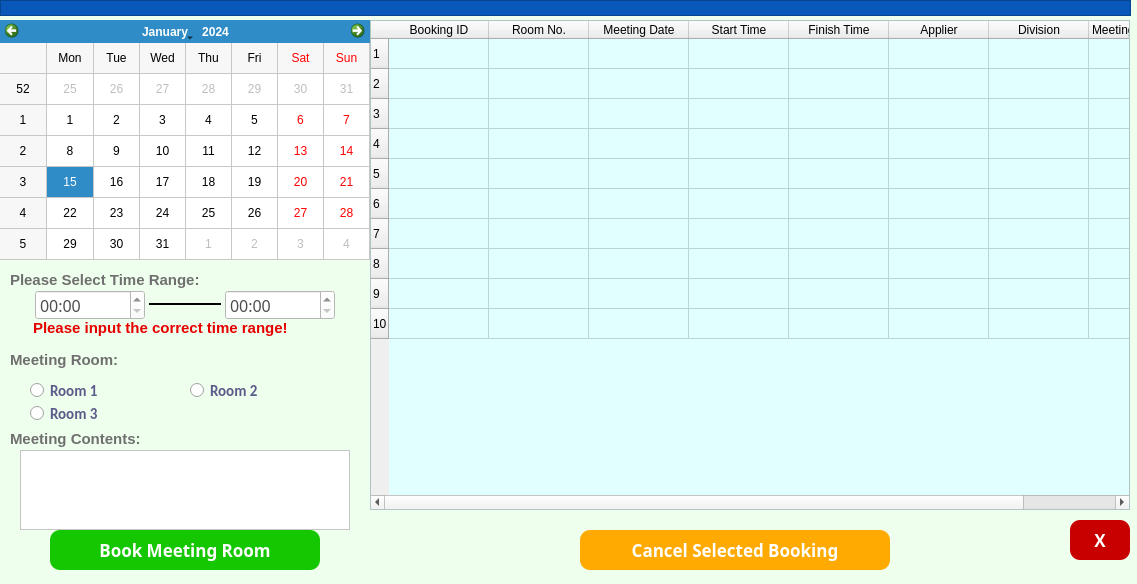
First picture: the form in ui/bookmeetingroom.ui, repository Josefina-Hernandez/akt_hr_tool, before the edit.
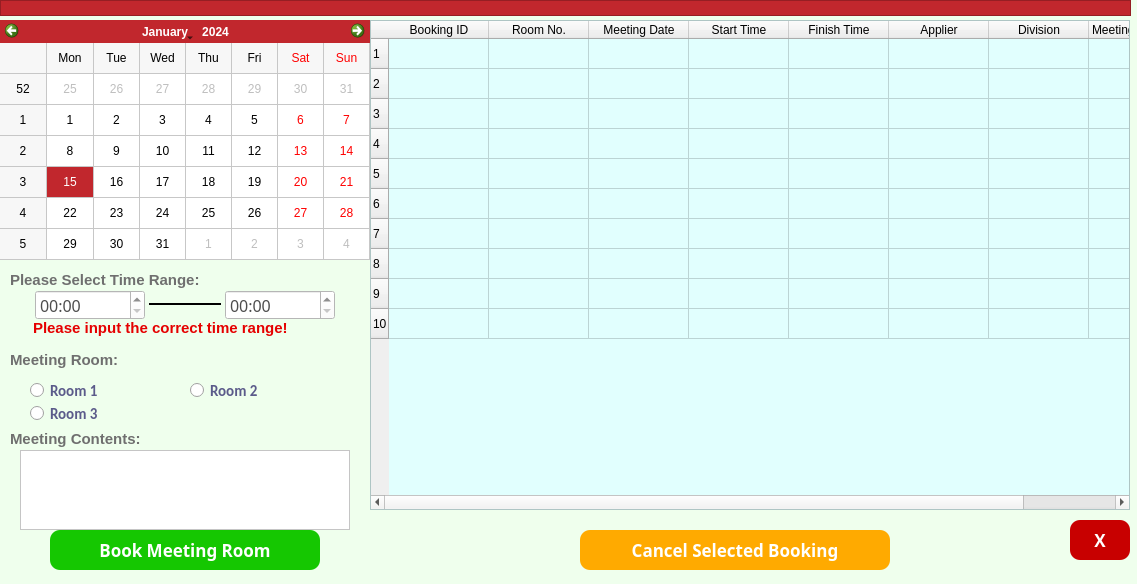
Second picture: the form after the edit.

What changed in the file:
```diff
--- a/ui/bookmeetingroom.ui
+++ b/ui/bookmeetingroom.ui
@@ -49,6 +49,17 @@
       <bold>false</bold>
      </font>
     </property>
+    <property name="styleSheet">
+     <string notr="true">QCalendarWidget QTableView {
+    selection-background-color: #C1272D;
+}
+
+#qt_calendar_navigationbar {
+    background-color: #C1272D;
+	font-weight: bold;
+    color: white;
+}</string>
+    </property>
     <property name="gridVisible">
      <bool>true</bool>
     </property>
@@ -219,7 +230,7 @@
     <property name="styleSheet">
      <string notr="true">QFrame
 {
-	background-color:rgb(8, 88, 186);
+	background-color:#C1272D;
 
 }</string>
     </property>
```
Left out of the diff: 3 changed lines with no effect on the pictures.
